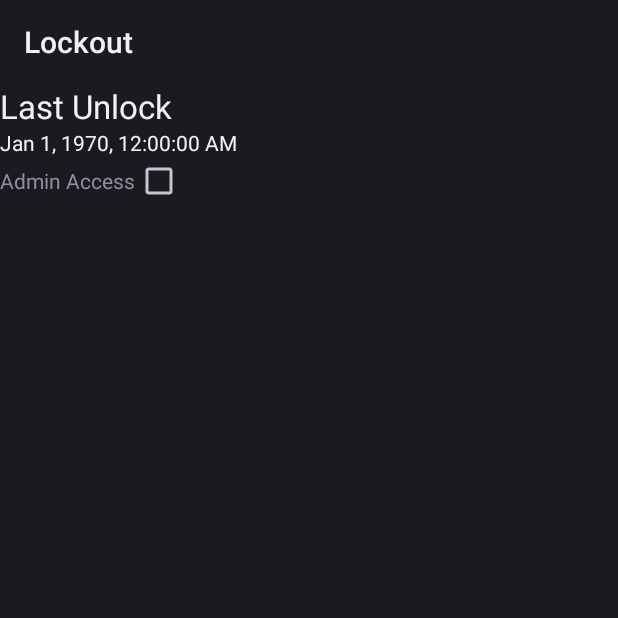
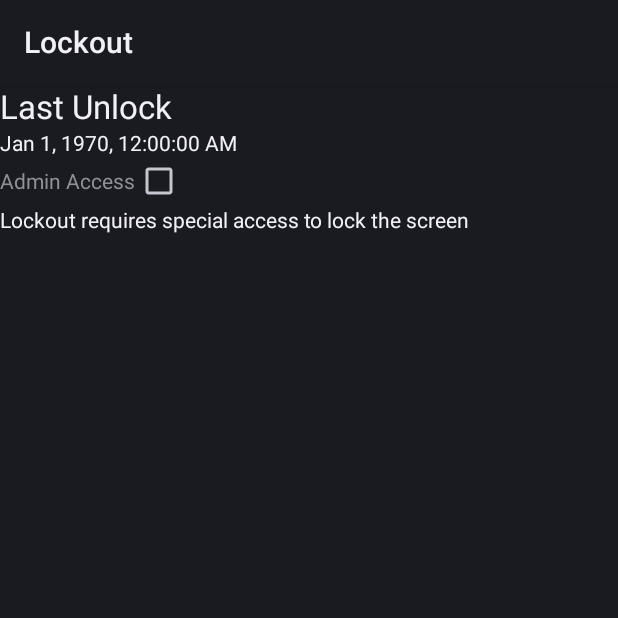
Before and after one commit to Cj-Malone/Lockout, an Android app: the screen it shows after launch (MainActivity), on a phone screen of 412 x 824 dp, the top half of it. Run offline under Robolectric (Android 15) with nearby library versions, the phone set to English and light mode, and no system bars.

Commit message:
Add admin description to main activity

```diff
--- a/app/src/main/res/layout/activity_main.xml
+++ b/app/src/main/res/layout/activity_main.xml
@@ -32,4 +32,10 @@
             android:layout_height="wrap_content"
             android:textAppearance="@android:style/TextAppearance.DeviceDefault" />
     </LinearLayout>
+
+    <TextView
+        android:layout_width="match_parent"
+        android:layout_height="wrap_content"
+        android:text="@string/device_admin_description"
+        android:textAppearance="@android:style/TextAppearance.DeviceDefault" />
 </LinearLayout>
```
